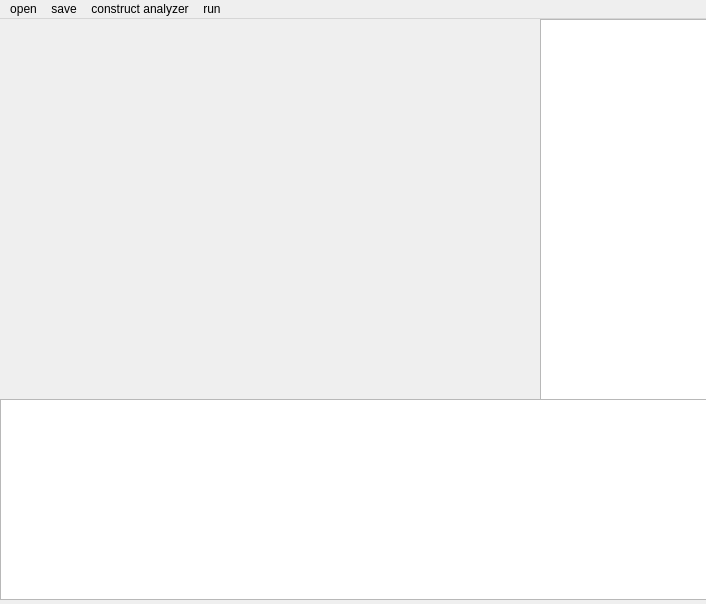
Qt form SyntaxDirected_Qt/mainwindow.ui (treepobear/LL1_Compiler) before a commit.
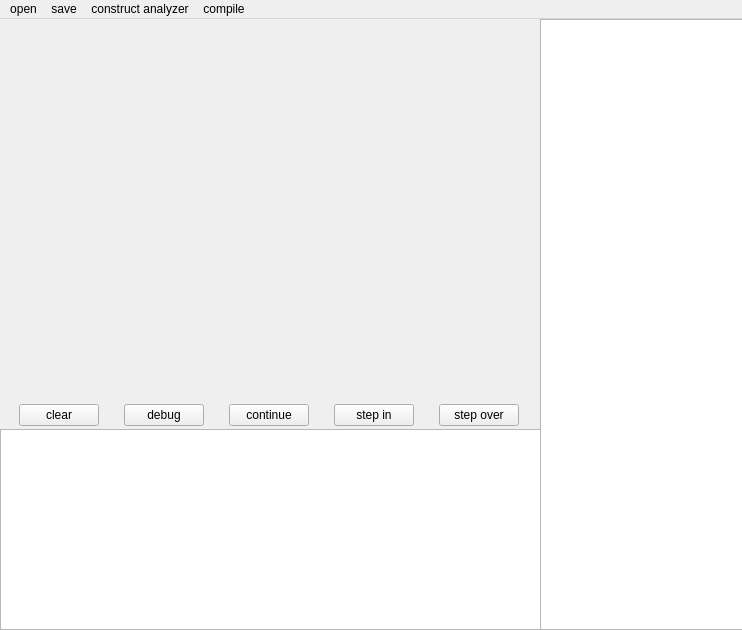
The same form after that commit.

The edit to the form file:
```diff
--- a/SyntaxDirected_Qt/mainwindow.ui
+++ b/SyntaxDirected_Qt/mainwindow.ui
@@ -6,8 +6,8 @@
    <rect>
     <x>0</x>
     <y>0</y>
-    <width>706</width>
-    <height>604</height>
+    <width>742</width>
+    <height>630</height>
    </rect>
   </property>
   <property name="windowTitle">
@@ -18,8 +18,8 @@
     <property name="geometry">
      <rect>
       <x>0</x>
-      <y>380</y>
-      <width>711</width>
+      <y>410</y>
+      <width>541</width>
       <height>201</height>
      </rect>
     </property>
@@ -29,8 +29,8 @@
      <rect>
       <x>540</x>
       <y>0</y>
-      <width>171</width>
-      <height>381</height>
+      <width>211</width>
+      <height>611</height>
      </rect>
     </property>
    </widget>
@@ -45,13 +45,97 @@
     </property>
     <layout class="QGridLayout" name="gridLayout_src"/>
    </widget>
+   <widget class="QWidget" name="horizontalLayoutWidget">
+    <property name="geometry">
+     <rect>
+      <x>0</x>
+      <y>380</y>
+      <width>541</width>
+      <height>32</height>
+     </rect>
+    </property>
+    <layout class="QHBoxLayout" name="horizontalLayout">
+     <item>
+      <widget class="QPushButton" name="clearButton">
+       <property name="sizePolicy">
+        <sizepolicy hsizetype="Fixed" vsizetype="Fixed">
+         <horstretch>0</horstretch>
+         <verstretch>0</verstretch>
+        </sizepolicy>
+       </property>
+       <property name="text">
+        <string>clear</string>
+       </property>
+      </widget>
+     </item>
+     <item>
+      <widget class="QPushButton" name="pushButton">
+       <property name="sizePolicy">
+        <sizepolicy hsizetype="Fixed" vsizetype="Fixed">
+         <horstretch>0</horstretch>
+         <verstretch>0</verstretch>
+        </sizepolicy>
+       </property>
+       <property name="styleSheet">
+        <string notr="true"/>
+       </property>
+       <property name="text">
+        <string>debug</string>
+       </property>
+      </widget>
+     </item>
+     <item>
+      <widget class="QPushButton" name="pushButton_4">
+       <property name="sizePolicy">
+        <sizepolicy hsizetype="Fixed" vsizetype="Fixed">
+         <horstretch>0</horstretch>
+         <verstretch>0</verstretch>
+        </sizepolicy>
+       </property>
+       <property name="text">
+        <string>continue</string>
+       </property>
+      </widget>
+     </item>
+     <item>
+      <widget class="QPushButton" name="pushButton_3">
+       <property name="sizePolicy">
+        <sizepolicy hsizetype="Fixed" vsizetype="Fixed">
+         <horstretch>0</horstretch>
+         <verstretch>0</verstretch>
+        </sizepolicy>
+       </property>
+       <property name="text">
+        <string>step in</string>
+       </property>
+      </widget>
+     </item>
+     <item>
+      <widget class="QPushButton" name="pushButton_2">
+       <property name="sizePolicy">
+        <sizepolicy hsizetype="Fixed" vsizetype="Fixed">
+         <horstretch>0</horstretch>
+         <verstretch>0</verstretch>
+        </sizepolicy>
+       </property>
+       <property name="text">
+        <string>step over</string>
+       </property>
+      </widget>
+     </item>
+    </layout>
+   </widget>
+   <zorder>gridLayoutWidget</zorder>
+   <zorder>horizontalLayoutWidget</zorder>
+   <zorder>plainTextEdit_watch</zorder>
+   <zorder>plainTextEdit_out</zorder>
   </widget>
   <widget class="QMenuBar" name="menuBar">
    <property name="geometry">
     <rect>
      <x>0</x>
      <y>0</y>
-     <width>706</width>
+     <width>742</width>
      <height>24</height>
     </rect>
    </property>
@@ -76,7 +160,7 @@
    </widget>
    <widget class="QMenu" name="menu">
     <property name="title">
-     <string>run</string>
+     <string>compile</string>
     </property>
     <addaction name="actionshow_token_list"/>
     <addaction name="actionshow"/>
```
Left out of the diff: 7 changed lines with no effect on the pictures.
